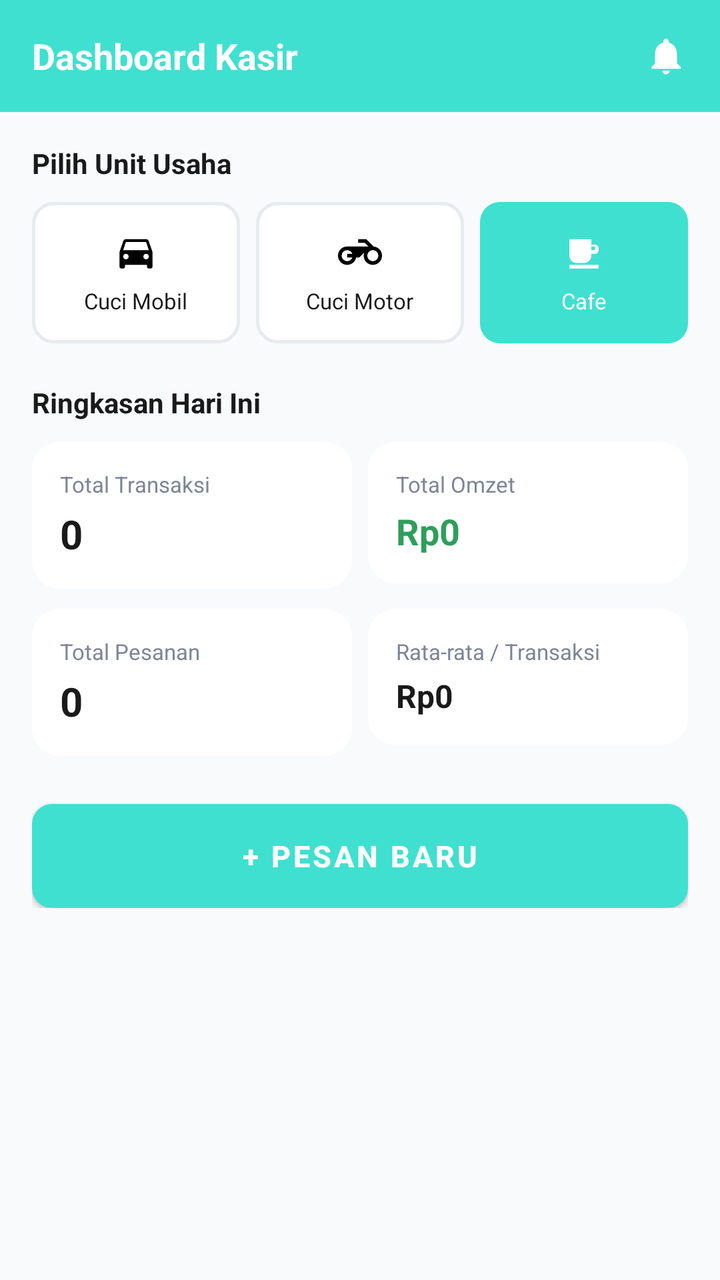
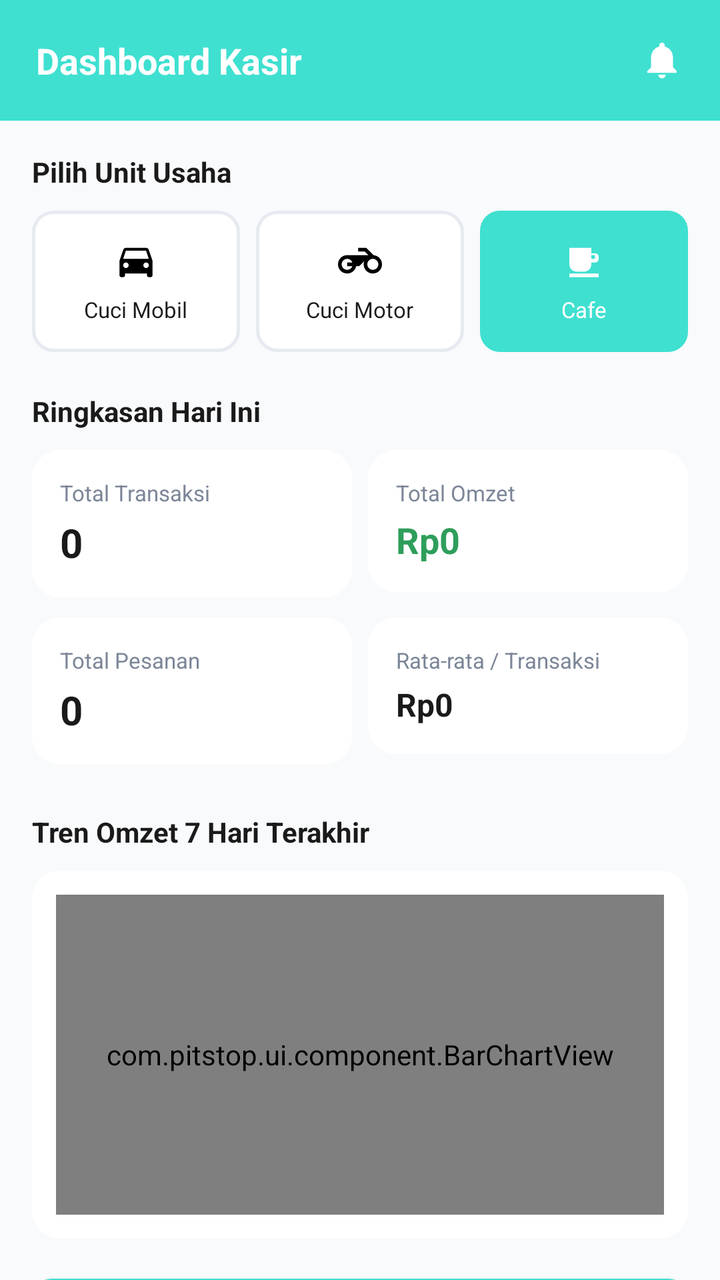

An Android layout rendered at two revisions. The XML below is the earlier revision; the diff shows what the commit changed to produce the second picture.
<!-- AndroidManifest.xml: application theme Theme.Pitstop -->
<!-- res/layout/fragment_dashboard_kasir.xml -->
<?xml version="1.0" encoding="utf-8"?>
<androidx.core.widget.NestedScrollView xmlns:android="http://schemas.android.com/apk/res/android"
    xmlns:app="http://schemas.android.com/apk/res-auto"
    android:layout_width="match_parent"
    android:layout_height="match_parent"
    android:background="@color/background"
    android:fillViewport="true">

    <LinearLayout
        android:layout_width="match_parent"
        android:layout_height="wrap_content"
        android:orientation="vertical"
        android:paddingBottom="20dp">

        <LinearLayout
            android:id="@+id/toolbarHeader"
            android:layout_width="match_parent"
            android:layout_height="?attr/actionBarSize"
            android:background="@color/primary"
            android:gravity="center_vertical"
            android:orientation="horizontal"
            android:paddingStart="16dp"
            android:paddingEnd="16dp">

            <TextView
                android:layout_width="0dp"
                android:layout_height="wrap_content"
                android:layout_weight="1"
                android:text="Dashboard Kasir"
                android:textColor="@color/white"
                android:textSize="18sp"
                android:textStyle="bold" />

            <ImageView
                android:layout_width="22dp"
                android:layout_height="22dp"
                android:src="@drawable/ic_bell" />
        </LinearLayout>

        <LinearLayout
            android:layout_width="match_parent"
            android:layout_height="wrap_content"
            android:orientation="vertical"
            android:padding="16dp">

            <TextView
                android:layout_width="wrap_content"
                android:layout_height="wrap_content"
                android:layout_marginBottom="10dp"
                android:text="Pilih Unit Usaha"
                android:textColor="@color/black"
                android:textSize="14sp"
                android:textStyle="bold" />

            <LinearLayout
                android:layout_width="match_parent"
                android:layout_height="wrap_content"
                android:layout_marginBottom="20dp"
                android:orientation="horizontal">

                <LinearLayout
                    android:id="@+id/unitMobil"
                    android:layout_width="0dp"
                    android:layout_height="wrap_content"
                    android:layout_marginEnd="8dp"
                    android:layout_weight="1"
                    android:background="@drawable/bg_pill_outline"
                    android:gravity="center"
                    android:orientation="vertical"
                    android:padding="14dp">

                    <ImageView
                        android:id="@+id/iconMobil"
                        android:layout_width="22dp"
                        android:layout_height="22dp"
                        android:src="@drawable/ic_car" />

                    <TextView
                        android:id="@+id/labelMobil"
                        android:layout_width="wrap_content"
                        android:layout_height="wrap_content"
                        android:layout_marginTop="6dp"
                        android:text="Cuci Mobil"
                        android:textColor="@color/black"
                        android:textSize="11sp" />
                </LinearLayout>

                <LinearLayout
                    android:id="@+id/unitMotor"
                    android:layout_width="0dp"
                    android:layout_height="wrap_content"
                    android:layout_marginEnd="8dp"
                    android:layout_weight="1"
                    android:background="@drawable/bg_pill_outline"
                    android:gravity="center"
                    android:orientation="vertical"
                    android:padding="14dp">

                    <ImageView
                        android:id="@+id/iconMotor"
                        android:layout_width="22dp"
                        android:layout_height="22dp"
                        android:src="@drawable/ic_motor" />

                    <TextView
                        android:id="@+id/labelMotor"
                        android:layout_width="wrap_content"
                        android:layout_height="wrap_content"
                        android:layout_marginTop="6dp"
                        android:text="Cuci Motor"
                        android:textColor="@color/black"
                        android:textSize="11sp" />
                </LinearLayout>

                <LinearLayout
                    android:id="@+id/unitCafe"
                    android:layout_width="0dp"
                    android:layout_height="wrap_content"
                    android:layout_weight="1"
                    android:background="@drawable/bg_pill_selected"
                    android:gravity="center"
                    android:orientation="vertical"
                    android:padding="14dp">

                    <ImageView
                        android:id="@+id/iconCafe"
                        android:layout_width="22dp"
                        android:layout_height="22dp"
                        android:src="@drawable/ic_cafe_cup"
                        app:tint="@color/white" />

                    <TextView
                        android:id="@+id/labelCafe"
                        android:layout_width="wrap_content"
                        android:layout_height="wrap_content"
                        android:layout_marginTop="6dp"
                        android:text="Cafe"
                        android:textColor="@color/white"
                        android:textSize="11sp" />
                </LinearLayout>
            </LinearLayout>

            <TextView
                android:layout_width="wrap_content"
                android:layout_height="wrap_content"
                android:layout_marginBottom="10dp"
                android:text="Ringkasan Hari Ini"
                android:textColor="@color/black"
                android:textSize="14sp"
                android:textStyle="bold" />

            <LinearLayout
                android:layout_width="match_parent"
                android:layout_height="wrap_content"
                android:layout_marginBottom="10dp"
                android:orientation="horizontal">

                <LinearLayout
                    android:layout_width="0dp"
                    android:layout_height="wrap_content"
                    android:layout_marginEnd="8dp"
                    android:layout_weight="1"
                    android:background="@drawable/bg_stat_card"
                    android:orientation="vertical"
                    android:padding="14dp">

                    <TextView
                        android:layout_width="wrap_content"
                        android:layout_height="wrap_content"
                        android:text="Total Transaksi"
                        android:textColor="@color/grey"
                        android:textSize="11sp" />

                    <TextView
                        android:id="@+id/tvTotalTransaksi"
                        android:layout_width="wrap_content"
                        android:layout_height="wrap_content"
                        android:layout_marginTop="4dp"
                        android:text="0"
                        android:textColor="@color/black"
                        android:textSize="20sp"
                        android:textStyle="bold" />
                </LinearLayout>

                <LinearLayout
                    android:layout_width="0dp"
                    android:layout_height="wrap_content"
                    android:layout_weight="1"
                    android:background="@drawable/bg_stat_card"
                    android:orientation="vertical"
                    android:padding="14dp">

                    <TextView
                        android:layout_width="wrap_content"
                        android:layout_height="wrap_content"
                        android:text="Total Omzet"
                        android:textColor="@color/grey"
                        android:textSize="11sp" />

                    <TextView
                        android:id="@+id/tvTotalOmzet"
                        android:layout_width="wrap_content"
                        android:layout_height="wrap_content"
                        android:layout_marginTop="4dp"
                        android:text="Rp0"
                        android:textColor="@color/green"
                        android:textSize="18sp"
                        android:textStyle="bold" />
                </LinearLayout>
            </LinearLayout>

            <LinearLayout
                android:layout_width="match_parent"
                android:layout_height="wrap_content"
                android:layout_marginBottom="24dp"
                android:orientation="horizontal">

                <LinearLayout
                    android:layout_width="0dp"
                    android:layout_height="wrap_content"
                    android:layout_marginEnd="8dp"
                    android:layout_weight="1"
                    android:background="@drawable/bg_stat_card"
                    android:orientation="vertical"
                    android:padding="14dp">

                    <TextView
                        android:layout_width="wrap_content"
                        android:layout_height="wrap_content"
                        android:text="Total Pesanan"
                        android:textColor="@color/grey"
                        android:textSize="11sp" />

                    <TextView
                        android:id="@+id/tvTotalPesanan"
                        android:layout_width="wrap_content"
                        android:layout_height="wrap_content"
                        android:layout_marginTop="4dp"
                        android:text="0"
                        android:textColor="@color/black"
                        android:textSize="20sp"
                        android:textStyle="bold" />
                </LinearLayout>

                <LinearLayout
                    android:layout_width="0dp"
                    android:layout_height="wrap_content"
                    android:layout_weight="1"
                    android:background="@drawable/bg_stat_card"
                    android:orientation="vertical"
                    android:padding="14dp">

                    <TextView
                        android:layout_width="wrap_content"
                        android:layout_height="wrap_content"
                        android:text="Rata-rata / Transaksi"
                        android:textColor="@color/grey"
                        android:textSize="11sp" />

                    <TextView
                        android:id="@+id/tvRataRata"
                        android:layout_width="wrap_content"
                        android:layout_height="wrap_content"
                        android:layout_marginTop="4dp"
                        android:text="Rp0"
                        android:textColor="@color/black"
                        android:textSize="16sp"
                        android:textStyle="bold" />
                </LinearLayout>
            </LinearLayout>

            <Button
                android:id="@+id/btnPesanBaru"
                android:layout_width="match_parent"
                android:layout_height="52dp"
                android:background="@drawable/bg_button_primary"
                android:text="+ PESAN BARU"
                android:textAllCaps="false"
                android:textColor="@color/white"
                android:textSize="15sp"
                android:textStyle="bold" />

        </LinearLayout>
    </LinearLayout>
</androidx.core.widget.NestedScrollView>
<!-- resources referenced by this layout -->
<resources>
  <color name="background">#F8FAFC</color>
  <color name="black">#1A1A1A</color>
  <color name="green">#2E9E5B</color>
  <color name="grey">#7C8698</color>
  <color name="primary">#3fe0d0</color>
  <color name="white">#FFFFFF</color>
  <!-- drawable bg_button_primary (drawable) -->
  <?xml version="1.0" encoding="utf-8"?>
  <shape xmlns:android="http://schemas.android.com/apk/res/android">
      <solid android:color="@color/primary" />
      <corners android:radius="10dp" />
  </shape>
  <!-- drawable bg_pill_outline (drawable) -->
  <?xml version="1.0" encoding="utf-8"?>
  <shape xmlns:android="http://schemas.android.com/apk/res/android">
      <solid android:color="@color/white" />
      <corners android:radius="10dp" />
      <stroke android:width="1.5dp" android:color="@color/light_grey" />
  </shape>
  <!-- drawable bg_pill_selected (drawable) -->
  <?xml version="1.0" encoding="utf-8"?>
  <shape xmlns:android="http://schemas.android.com/apk/res/android">
      <solid android:color="@color/primary" />
      <corners android:radius="10dp" />
  </shape>
  <!-- drawable bg_stat_card (drawable) -->
  <?xml version="1.0" encoding="utf-8"?>
  <shape xmlns:android="http://schemas.android.com/apk/res/android">
      <solid android:color="@color/white" />
      <corners android:radius="14dp" />
  </shape>
  <!-- drawable ic_bell (drawable) -->
  <vector xmlns:android="http://schemas.android.com/apk/res/android"
      android:width="22dp" android:height="22dp" android:viewportWidth="24" android:viewportHeight="24" android:tint="@color/white">
      <path android:fillColor="@android:color/white" android:pathData="M12,22c1.1,0 2,-0.9 2,-2h-4C10,21.1 10.9,22 12,22zM18,16v-5c0,-3.07 -1.63,-5.64 -4.5,-6.32V4c0,-0.83 -0.67,-1.5 -1.5,-1.5s-1.5,0.67 -1.5,1.5v0.68C7.64,5.36 6,7.92 6,11v5l-2,2v1h16v-1l-2,-2z"/>
  </vector>
  <!-- drawable ic_cafe_cup (drawable) -->
  <vector xmlns:android="http://schemas.android.com/apk/res/android"
      android:width="24dp" android:height="24dp" android:viewportWidth="24" android:viewportHeight="24">
      <path android:fillColor="#FF000000" android:pathData="M4,19h16v2H4zM18,8h-2V5H4v9c0,2.21 1.79,4 4,4h4c2.21,0 4,-1.79 4,-4v-1h2c1.1,0 2,-0.9 2,-2V10c0,-1.1 -0.9,-2 -2,-2zM18,11h-2V9h2v2z"/>
  </vector>
  <!-- drawable ic_car (drawable) -->
  <vector xmlns:android="http://schemas.android.com/apk/res/android"
      android:width="24dp" android:height="24dp" android:viewportWidth="24" android:viewportHeight="24">
      <path android:fillColor="#FF000000" android:pathData="M18.92,6.01C18.72,5.42 18.16,5 17.5,5h-11c-0.66,0 -1.21,0.42 -1.42,1.01L3,12v8c0,0.55 0.45,1 1,1h1c0.55,0 1,-0.45 1,-1v-1h12v1c0,0.55 0.45,1 1,1h1c0.55,0 1,-0.45 1,-1v-8l-2.08,-5.99zM6.5,16C5.67,16 5,15.33 5,14.5S5.67,13 6.5,13 8,13.67 8,14.5 7.33,16 6.5,16zM17.5,16c-0.83,0 -1.5,-0.67 -1.5,-1.5s0.67,-1.5 1.5,-1.5 1.5,0.67 1.5,1.5 -0.67,1.5 -1.5,1.5zM5,11l1.5,-4.5h11L19,11H5z"/>
  </vector>
  <!-- drawable ic_motor (drawable) -->
  <vector xmlns:android="http://schemas.android.com/apk/res/android"
      android:width="24dp" android:height="24dp" android:viewportWidth="24" android:viewportHeight="24">
      <path android:fillColor="#FF000000" android:pathData="M19.44,9.03L15.41,5H11v2h3.59l2,2H5c-2.8,0 -5,2.2 -5,5s2.2,5 5,5c2.46,0 4.45,-1.69 4.9,-4h1.65l2.77,-2.77c-0.21,0.54 -0.32,1.14 -0.32,1.77 0,2.8 2.2,5 5,5s5,-2.2 5,-5c0,-2.65 -1.97,-4.75 -4.56,-4.97zM7.82,15C7.4,16.15 6.28,17 5,17c-1.65,0 -3,-1.35 -3,-3s1.35,-3 3,-3c1.28,0 2.4,0.85 2.82,2H5v2h2.82zM19,17c-1.65,0 -3,-1.35 -3,-3s1.35,-3 3,-3 3,1.35 3,3 -1.35,3 -3,3z"/>
  </vector>
  <color name="light_grey">#E7EAF0</color>
  <color name="primary_dark">#0D1F3D</color>
  <color name="accent">#2D6CDF</color>
  <style name="ThemeOverlay.Pitsop.Dialog" parent="ThemeOverlay.MaterialComponents.Dialog.Alert">
          <item name="android:windowBackground">@color/white</item>
          <item name="android:textColorPrimary">@color/black</item>
          <item name="android:textColorSecondary">@color/grey</item>
      </style>
  <!-- unchanged entries left out for length: 1 -->
</resources>

<!-- the commit's change to res/layout/fragment_dashboard_kasir.xml (unified diff, before → after) -->
@@ -13,14 +13,12 @@
         android:paddingBottom="20dp">
 
         <LinearLayout
-            android:id="@+id/toolbarHeader"
             android:layout_width="match_parent"
-            android:layout_height="?attr/actionBarSize"
+            android:layout_height="wrap_content"
             android:background="@color/primary"
             android:gravity="center_vertical"
             android:orientation="horizontal"
-            android:paddingStart="16dp"
-            android:paddingEnd="16dp">
+            android:padding="18dp">
 
             <TextView
                 android:layout_width="0dp"
@@ -269,6 +267,29 @@
                 </LinearLayout>
             </LinearLayout>
 
+            <TextView
+                android:layout_width="wrap_content"
+                android:layout_height="wrap_content"
+                android:layout_marginBottom="10dp"
+                android:text="Tren Omzet 7 Hari Terakhir"
+                android:textColor="@color/black"
+                android:textSize="14sp"
+                android:textStyle="bold" />
+
+            <LinearLayout
+                android:layout_width="match_parent"
+                android:layout_height="wrap_content"
+                android:layout_marginBottom="20dp"
+                android:background="@drawable/bg_stat_card"
+                android:orientation="vertical"
+                android:padding="12dp">
+
+                <com.pitstop.ui.component.BarChartView
+                    android:id="@+id/chartOmzet"
+                    android:layout_width="match_parent"
+                    android:layout_height="160dp" />
+            </LinearLayout>
+
             <Button
                 android:id="@+id/btnPesanBaru"
                 android:layout_width="match_parent"
